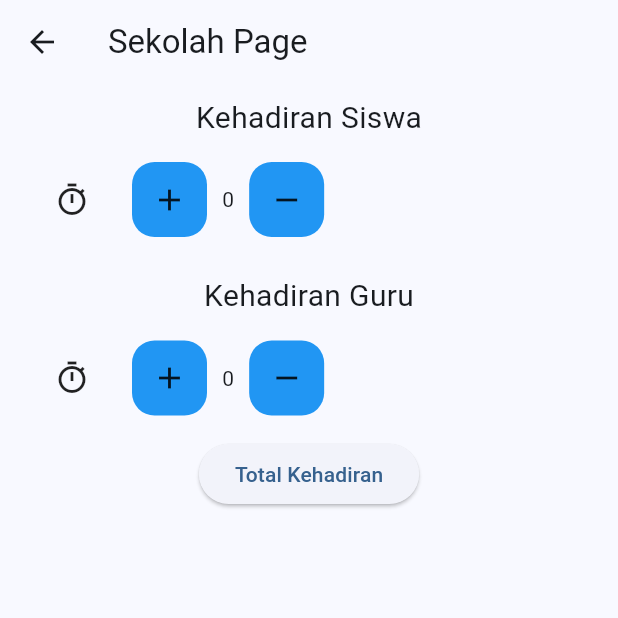
After one commit to Autofat/Belajar_Flutter, a Flutter app: the screen it shows after launch, after a tap on the "person" icon, on a phone screen of 412 x 824 dp, the top half of it. The commit adds this screen. Run offline on Flutter 3.47's test engine with Material 3 defaults, Android fonts, the phone set to English and light mode, and no system bars; our stand-ins replace get.

Commit message:
Belajar GetX dan ObX | Feat(dark & light mode)

```diff
--- /dev/null
+++ b/lib/controller.dart
@@ -0,0 +1,30 @@
+import 'package:get/get.dart';
+
+class Controller extends GetxController {
+  var siswa = 0.obs;
+  var guru = 0.obs;
+
+  addKehadiranSiswa() {
+    return siswa.value++;
+  }
+
+  removeKehadiranSiswa() {
+    if (siswa.value > 0) {
+      return siswa.value--;
+    }
+  }
+
+  addKehadiranGuru() {
+    return guru.value++;
+  }
+
+  removeKehadiranGuru() {
+    if (guru.value > 0) {
+      return guru.value--;
+    }
+  }
+
+  sumTotal() {
+    return siswa.value + guru.value;
+  }
+}
--- a/lib/main.dart
+++ b/lib/main.dart
@@ -1,6 +1,8 @@
-import 'package:belajar_flutter/pendidikanScreen.dart';
-import 'package:belajar_flutter/screenSecond.dart';
+import 'package:belajar_flutter/screenDarkMode.dart';
+import 'package:belajar_flutter/screenSekolah.dart';
+import 'package:belajar_flutter/secondPage.dart';
 import 'package:flutter/material.dart';
+import 'package:get/get.dart';
 
 void main() {
   runApp(const MyApp());
@@ -12,17 +14,16 @@ class MyApp extends StatelessWidget {
   // This widget is the root of your application.
   @override
   Widget build(BuildContext context) {
-    return MaterialApp(
+    return GetMaterialApp(
       title: 'Flutter Demo',
       theme: ThemeData(
-        colorScheme: ColorScheme.fromSeed(seedColor: Colors.blueGrey),
+        colorScheme: ColorScheme.fromSeed(seedColor: Colors.blue),
         useMaterial3: true,
       ),
       home: MyHomePage(),
       initialRoute: '/',
       routes: {
-        '/screen-second': (context) => ScreenSecondPage(),
-        '/screen-pendidikan': (context) => ScreenPendidikan(),
+        '/second-screen': (context) => Secondpage(),
       },
     );
   }
@@ -44,21 +45,27 @@ class _MyHomePageState extends State<MyHomePage> {
         appBar: AppBar(
           title: Text("Introduction Page"),
         ),
-      body: Center(
+        body: Column(children: [
+          Center(
               child: Column(
             children: [
-            Text("Pengenalan Diri"),
               ElevatedButton(
                   onPressed: () {
-                  Navigator.push(
-                      context,
-                      MaterialPageRoute(
-                          builder: (context) => ScreenSecondPage()));
+                    Get.to(Secondpage());
                   },
-                child: Text("Next Page"))
+                  child: Icon(Icons.navigate_next_rounded)),
+              ElevatedButton(
+                  onPressed: () {
+                    Get.to(DarkModePage());
+                  },
+                  child: Icon(Icons.dark_mode_rounded)),
+              ElevatedButton(
+                  onPressed: () {
+                    Get.to(Screensekolah());
+                  },
+                  child: Icon(Icons.person)),
             ],
-        ),
-      ),
-    );
+          ))
+        ]));
   }
 }
--- /dev/null
+++ b/lib/screenSekolah.dart
@@ -0,0 +1,133 @@
+import 'package:belajar_flutter/controller.dart';
+import 'package:belajar_flutter/totalKehadiran.dart';
+import 'package:flutter/material.dart';
+import 'package:get/get.dart';
+
+class Screensekolah extends StatelessWidget {
+  const Screensekolah({super.key});
+
+  Controller get c => Get.put(Controller());
+
+  @override
+  Widget build(BuildContext context) {
+    return Scaffold(
+      appBar: AppBar(
+        title: Text("Sekolah Page"),
+      ),
+      body: Padding(
+        padding: EdgeInsets.all(8),
+        child: Column(
+          children: [
+            Text(
+              "Kehadiran Siswa",
+              style: TextStyle(fontSize: 20),
+            ),
+            Row(
+              children: [
+                Container(
+                  width: 80,
+                  height: 80,
+                  decoration: BoxDecoration(
+                    borderRadius: BorderRadius.circular(15),
+                  ),
+                  child: Icon(Icons.timer_sharp),
+                ),
+                GestureDetector(
+                  onTap: () {
+                    c.addKehadiranSiswa();
+                  },
+                  child: Container(
+                    width: 50,
+                    height: 50,
+                    decoration: BoxDecoration(
+                      color: Colors.blue,
+                      borderRadius: BorderRadius.circular(15),
+                    ),
+                    child: Icon(Icons.add),
+                  ),
+                ),
+                SizedBox(
+                  width: 10,
+                ),
+                Obx(() => Text("${c.siswa.toString()}")),
+                SizedBox(
+                  width: 10,
+                ),
+                GestureDetector(
+                  onTap: () {
+                    c.removeKehadiranSiswa();
+                  },
+                  child: Container(
+                    width: 50,
+                    height: 50,
+                    decoration: BoxDecoration(
+                      color: Colors.blue,
+                      borderRadius: BorderRadius.circular(15),
+                    ),
+                    child: Icon(Icons.remove),
+                  ),
+                )
+              ],
+            ),
+            SizedBox(
+              height: 10,
+            ),
+            Text("Kehadiran Guru", style: TextStyle(fontSize: 20)),
+            Row(
+              children: [
+                Container(
+                  width: 80,
+                  height: 80,
+                  decoration: BoxDecoration(
+                    borderRadius: BorderRadius.circular(15),
+                  ),
+                  child: Icon(Icons.timer_sharp),
+                ),
+                GestureDetector(
+                  onTap: () {
+                    c.addKehadiranGuru();
+                  },
+                  child: Container(
+                    width: 50,
+                    height: 50,
+                    decoration: BoxDecoration(
+                      color: Colors.blue,
+                      borderRadius: BorderRadius.circular(15),
+                    ),
+                    child: Icon(Icons.add),
+                  ),
+                ),
+                SizedBox(
+                  width: 10,
+                ),
+                Obx(() => Text("${c.guru.toString()}")),
+                SizedBox(
+                  width: 10,
+                ),
+                GestureDetector(
+                  onTap: () {
+                    c.removeKehadiranGuru();
+                  },
+                  child: Container(
+                    width: 50,
+                    height: 50,
+                    decoration: BoxDecoration(
+                      color: Colors.blue,
+                      borderRadius: BorderRadius.circular(15),
+                    ),
+                    child: Icon(Icons.remove),
+                  ),
+                )
+              ],
+            ),
+            ElevatedButton(
+                onPressed: () {
+                  Get.to(TotalKehadiran());
+                },
+                child: Text("Total Kehadiran"))
+          ],
+        ),
+      ),
+    );
+  }
+}
--- a/pubspec.yaml
+++ b/pubspec.yaml
@@ -34,6 +34,7 @@ dependencies:
   # The following adds the Cupertino Icons font to your application.
   # Use with the CupertinoIcons class for iOS style icons.
   cupertino_icons: ^1.0.8
+  get: 4.6.6
 
 dev_dependencies:
   flutter_test:
```
Also changed, not shown: lib/pendidikanScreen.dart (deleted, +0 -24 lines), lib/pengalamanScreen.dart (deleted, +0 -17 lines), lib/screenDarkMode.dart (added, +53 -0 lines), lib/screenSecond.dart (deleted, +0 -46 lines), lib/secondPage.dart (added, +30 -0 lines), lib/totalKehadiran.dart (added, +23 -0 lines), pubspec.lock. Lines whose indentation alone changed are shown as unchanged.
